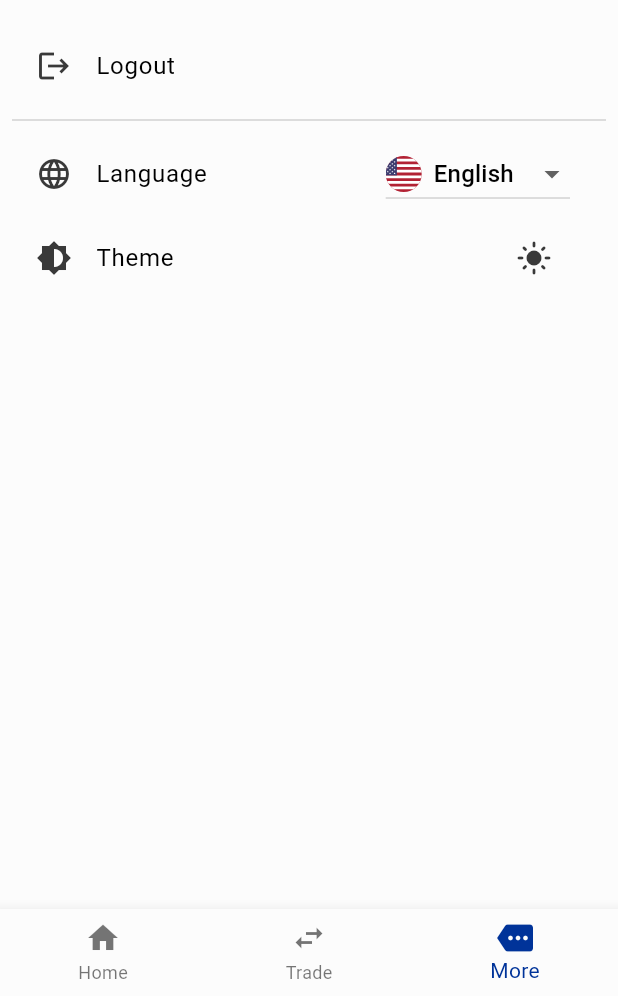
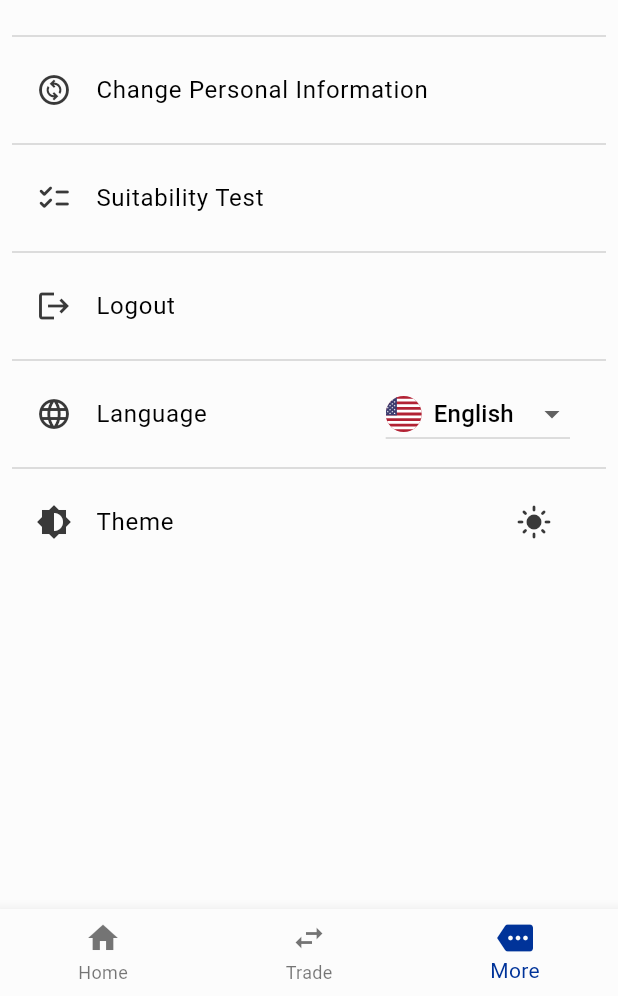
Before and after one commit to SmAaMyA/dart-flutter-template, a Flutter app: the screen it shows after launch, swiped to page 3, on a phone screen of 412 x 824 dp, the part 240-1236 px from its top. Run offline on Flutter 3.47's test engine with Material 3 defaults, Android fonts, the phone set to English and light mode, and no system bars; our stand-ins replace flex_color_scheme, flutter_svg, get, shared_preferences; generated files the repository leaves out were written again.

Commit message:
Add change information page and suitability page.

```diff
--- a/lib/src/localization/app_en.arb
+++ b/lib/src/localization/app_en.arb
@@ -60,6 +60,22 @@
   "@morePageMenuTooltip": {
     "description": "More page tooltip"
   },
+  "changeInformationPageName": "Change Personal Information",
+  "@changeInformationPageName": {
+    "description": "Change personal information page name"
+  },
+  "changeInformationContent": "Here you can change your information.",
+  "@changeInformationContent": {
+    "description": "Change information page content"
+  },
+  "suitabilityTestPageName": "Suitability Test",
+  "@suitabilityTestPageName": {
+    "description": "Suitability test page name"
+  },
+  "suitabilityTestContent": "Here you can take the suitability test.",
+  "@suitabilityTestContent": {
+    "description": "Suitability test page content"
+  },
   "languageMenuName": "Language",
   "@languageMenuName": {
     "description": "Language menu tooltip"
--- a/lib/src/routes/app_routes.dart
+++ b/lib/src/routes/app_routes.dart
@@ -1,7 +1,9 @@
 import 'package:flutter_application_template/src/view/main_widget.dart';
 import 'package:flutter_application_template/src/view/pages/mobile/more_page.dart';
+import 'package:flutter_application_template/src/view/pages/shared/change_info_page.dart';
 import 'package:flutter_application_template/src/view/pages/shared/home_page.dart';
 import 'package:flutter_application_template/src/view/pages/shared/login_page.dart';
+import 'package:flutter_application_template/src/view/pages/shared/suitability_test_page.dart';
 import 'package:flutter_application_template/src/view/pages/shared/trade_page.dart';
 import 'package:get/get.dart';
 
@@ -12,6 +14,8 @@ class AppRoutes {
   static const String logout = '/logout';
   static const String trade = '/trade';
   static const String mobileMore = '/mobile-more';
+  static const String changeInformation = '/change-information';
+  static const String suitabilityTest = '/suitability-test';
 
   static final routes = [
     GetPage(name: main, page: () => MainWidget()),
@@ -20,6 +24,8 @@ class AppRoutes {
     GetPage(name: logout, page: () => LoginPage()), // Change to logout page
     GetPage(name: trade, page: () => TradePage()),
     GetPage(name: mobileMore, page: () => MobileMorePage()),
+    GetPage(name: changeInformation, page: () => ChangeInformationPage()),
+    GetPage(name: suitabilityTest, page: () => SuitabilityTestPage()),
   ];
 
   static final mobileNavigationBarPages = [
--- a/lib/src/view/pages/mobile/more_page.dart
+++ b/lib/src/view/pages/mobile/more_page.dart
@@ -24,6 +24,24 @@ class MobileMorePage extends StatelessWidget {
               Get.toNamed(AppRoutes.login);
             },
           ),
+          const Divider(),
+          ListTile(
+            leading: Icon(Icons.change_circle_outlined),
+            title:
+                Text(AppLocalizations.of(context)!.changeInformationPageName),
+            onTap: () {
+              Get.toNamed(AppRoutes.changeInformation);
+            },
+          ),
+          const Divider(),
+          ListTile(
+            leading: Icon(Icons.checklist_rounded),
+            title: Text(AppLocalizations.of(context)!.suitabilityTestPageName),
+            onTap: () {
+              Get.toNamed(AppRoutes.suitabilityTest);
+            },
+          ),
+          const Divider(),
           ListTile(
             leading: Icon(Icons.logout),
             title: Text(AppLocalizations.of(context)!.logout),
@@ -37,6 +55,7 @@ class MobileMorePage extends StatelessWidget {
             title: Text(AppLocalizations.of(context)!.languageMenuName),
             trailing: SharedLanguageDropdown(showText: true),
           ),
+          const Divider(),
           ListTile(
             leading: Icon(Icons.brightness_6),
             title: Text(AppLocalizations.of(context)!.toggleThemeMenuName),
```
Also changed, not shown: lib/src/localization/app_th.arb (+16 -0 lines), lib/src/localization/app_zh.arb (+16 -0 lines), lib/src/view/pages/shared/change_info_page.dart (added, +18 -0 lines), lib/src/view/pages/shared/suitability_test_page.dart (added, +18 -0 lines).
